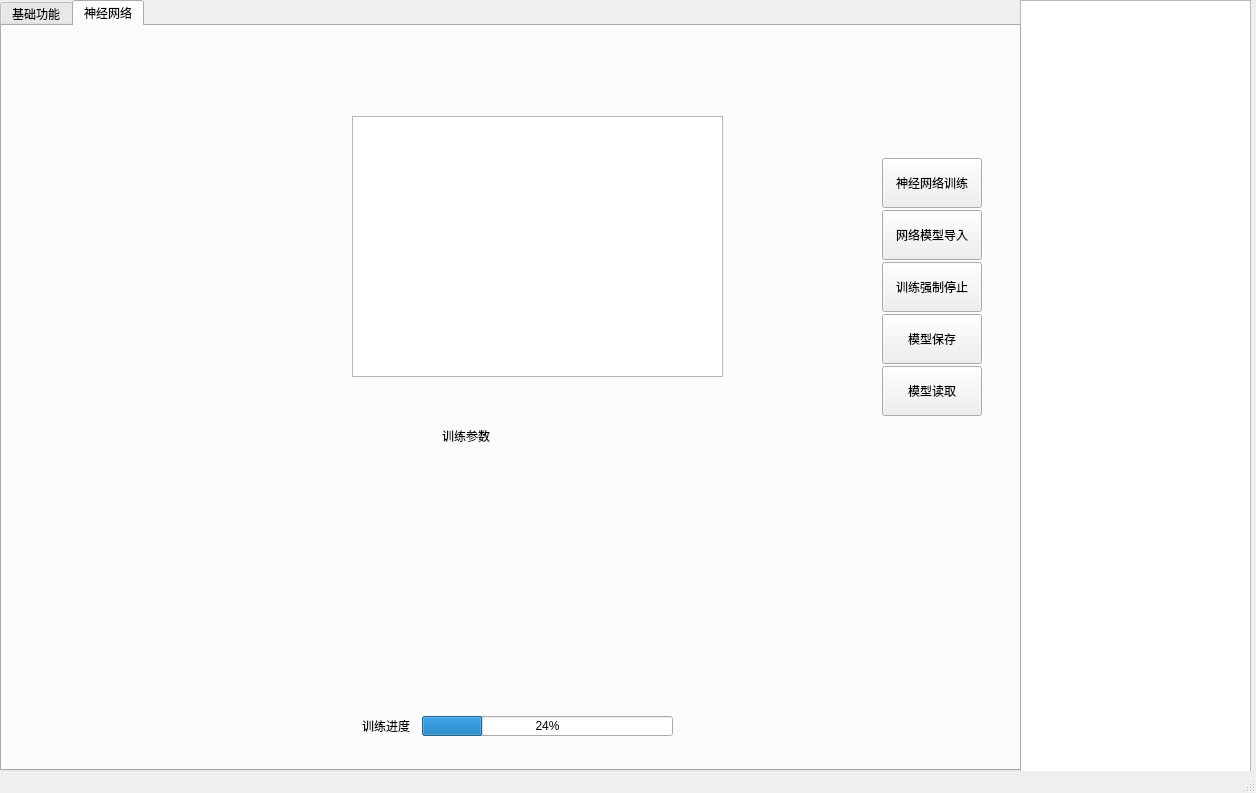
chengli990412/Minist_Recognize_System, file UIMain.ui: the form before one commit.
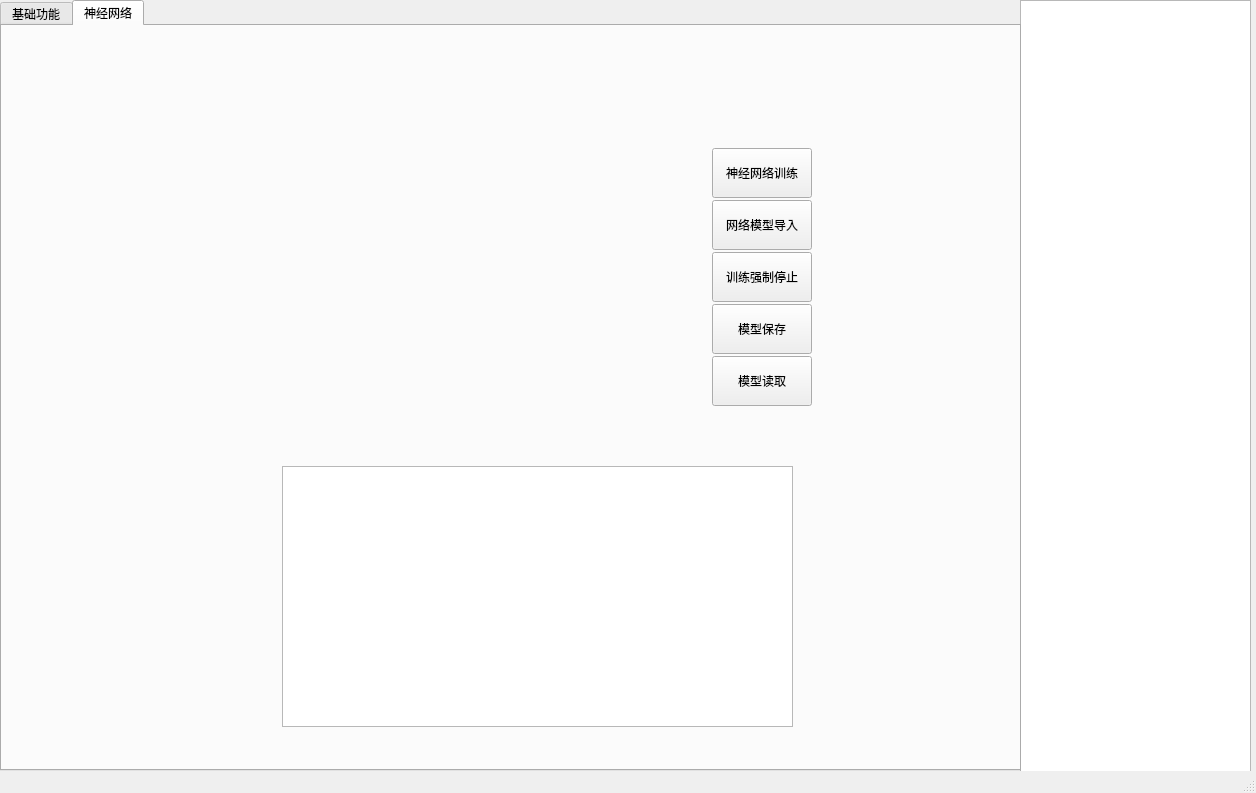
The form after the commit.

Commit message: 版本：1.0.0.6 添加静态类Myglobal，存放模型，参数等

Diff of the .ui file:
```diff
--- a/UIMain.ui
+++ b/UIMain.ui
@@ -93,8 +93,8 @@
      <widget class="QPushButton" name="Button_Train_3">
       <property name="geometry">
        <rect>
-        <x>880</x>
-        <y>236</y>
+        <x>710</x>
+        <y>226</y>
         <width>100</width>
         <height>50</height>
        </rect>
@@ -106,8 +106,8 @@
      <widget class="QPushButton" name="Button_Train">
       <property name="geometry">
        <rect>
-        <x>880</x>
-        <y>132</y>
+        <x>710</x>
+        <y>122</y>
         <width>100</width>
         <height>50</height>
        </rect>
@@ -119,8 +119,8 @@
      <widget class="QPushButton" name="Button_Train_2">
       <property name="geometry">
        <rect>
-        <x>880</x>
-        <y>184</y>
+        <x>710</x>
+        <y>174</y>
         <width>100</width>
         <height>50</height>
        </rect>
@@ -129,60 +129,11 @@
        <string>网络模型导入</string>
       </property>
      </widget>
-     <widget class="QTableView" name="tableView">
+     <widget class="QPushButton" name="Button_SaveModel">
       <property name="geometry">
        <rect>
-        <x>350</x>
-        <y>90</y>
-        <width>371</width>
-        <height>261</height>
-       </rect>
-      </property>
-     </widget>
-     <widget class="QLabel" name="label">
-      <property name="geometry">
-       <rect>
-        <x>440</x>
-        <y>400</y>
-        <width>54</width>
-        <height>20</height>
-       </rect>
-      </property>
-      <property name="text">
-       <string>训练参数</string>
-      </property>
-     </widget>
-     <widget class="QLabel" name="label_2">
-      <property name="geometry">
-       <rect>
-        <x>360</x>
-        <y>690</y>
-        <width>54</width>
-        <height>20</height>
-       </rect>
-      </property>
-      <property name="text">
-       <string>训练进度</string>
-      </property>
-     </widget>
-     <widget class="QProgressBar" name="progressBar">
-      <property name="geometry">
-       <rect>
-        <x>420</x>
-        <y>690</y>
-        <width>251</width>
-        <height>20</height>
-       </rect>
-      </property>
-      <property name="value">
-       <number>24</number>
-      </property>
-     </widget>
-     <widget class="QPushButton" name="Button_Train_4">
-      <property name="geometry">
-       <rect>
-        <x>880</x>
-        <y>288</y>
+        <x>710</x>
+        <y>278</y>
         <width>100</width>
         <height>50</height>
        </rect>
@@ -194,8 +145,8 @@
      <widget class="QPushButton" name="Button_Train_5">
       <property name="geometry">
        <rect>
-        <x>880</x>
-        <y>340</y>
+        <x>710</x>
+        <y>330</y>
         <width>100</width>
         <height>50</height>
        </rect>
@@ -204,6 +155,16 @@
        <string>模型读取</string>
       </property>
      </widget>
+     <widget class="QTextBrowser" name="textBrowser">
+      <property name="geometry">
+       <rect>
+        <x>280</x>
+        <y>440</y>
+        <width>511</width>
+        <height>261</height>
+       </rect>
+      </property>
+     </widget>
     </widget>
    </widget>
   </widget>
```
Left out of the diff: 6 changed lines with no effect on the pictures. The commit also changes 8 other files.
